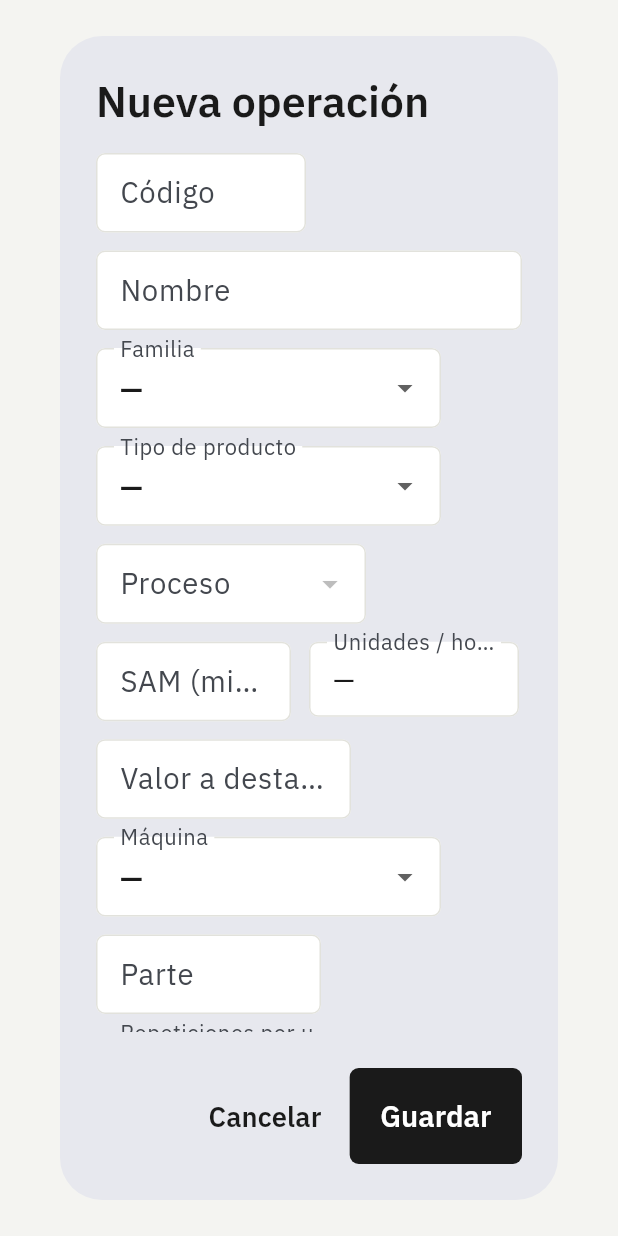
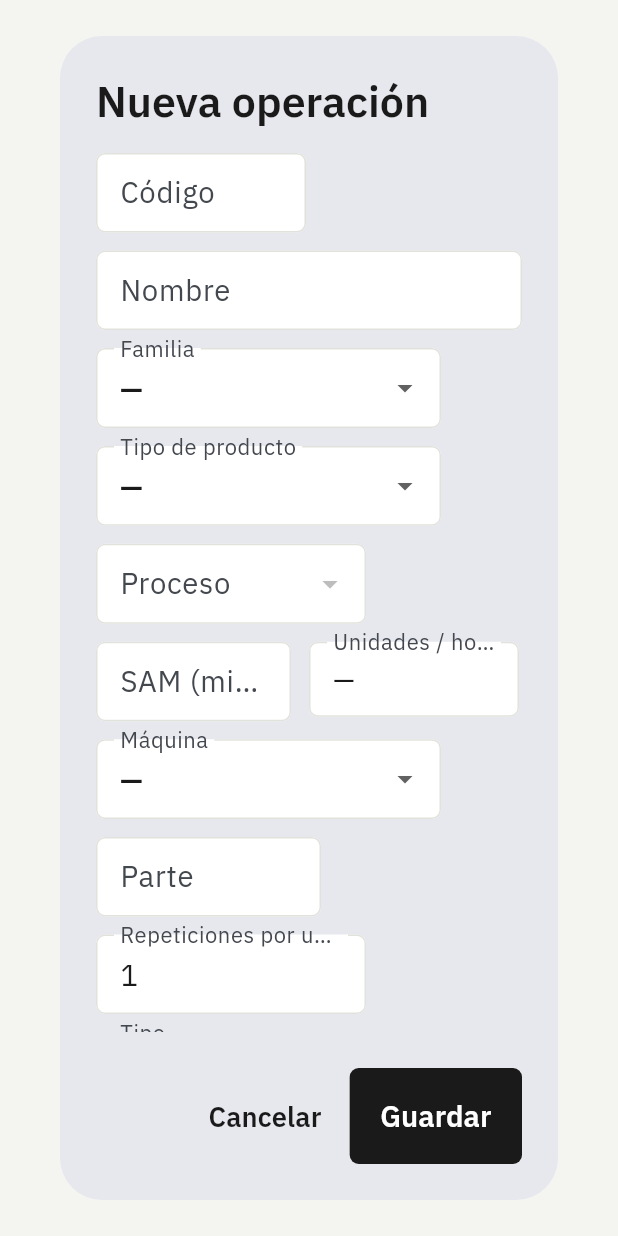
Before and after one commit to grupocdssas-png/confeccion-app, a Flutter app: the DialogoOperacion widget shown alone on an empty page, opened directly, on a phone screen of 412 x 824 dp. Run offline on Flutter 3.47's test engine with Material 3 defaults, Android fonts, the phone set to English and light mode, and no system bars; our stand-ins replace csv, drift, file_picker, flutter_riverpod, go_router, pdf and 3 more; missing offline and left inert: drift_sqlite_async, mobile_scanner, powersync; accounts and stored records are empty; generated files the repository leaves out were written again; statements that could not run were skipped.

Commit message:
Quitar valor a destajo de pantallas, ficha, PDF e importador; propuesta de plantilla de OP activas
Co-Authored-By: Claude Opus 5.5 <noreply@anthropic.com>
Claude-Session: https://claude.ai/code/session_014KUAEyU3qPgLBb7AcwV8eA

```diff
--- a/app/lib/core/importacion/lector_tablas.dart
+++ b/app/lib/core/importacion/lector_tablas.dart
@@ -148,7 +148,6 @@ const _camposSammu = [
   CampoImportacion('maquina', 'Máquina / sitio de trabajo', ['sitio de trabajo', 'maquina', 'tipo maquina', 'equipo', 'cod maquina', 'sitio']),
   CampoImportacion('proceso', 'Proceso', ['proceso', 'area', 'seccion']),
   CampoImportacion('repeticiones', 'Repeticiones', ['repeticiones', 'rep', 'veces', 'frecuencia'], numero: true),
-  CampoImportacion('valor_destajo', 'Valor a destajo', ['precio', 'valor', 'valor destajo', 'tarifa', 'valor unidad', 'destajo'], numero: true),
   CampoImportacion('revision', 'Es operación de revisión', ['es operacion de revision', 'revision', 'es revision']),
   CampoImportacion('sam_reproceso', 'SAM de reproceso', ['sam de reproceso', 'sam reproceso'], numero: true),
   CampoImportacion('unidades_marcacion', 'Unidades al marcar', ['unidades al marcar', 'unidades por marcacion', 'unidades marcar'], numero: true),
--- a/app/lib/features/fichas/datos_ficha.dart
+++ b/app/lib/features/fichas/datos_ficha.dart
@@ -14,7 +14,7 @@ final fichaProvider = FutureProvider.autoDispose.family<Map<String, dynamic>, St
         'ficha_medidas(*, ficha_medida_tallas(*)), '
         'ficha_bom(*, ficha_bom_consumos(*), materiales(codigo, nombre, unidad, tipo, costo_estandar, maneja_color)), '
         'ficha_artes(*), ficha_ruta(*), '
-        'ficha_operaciones(*, operaciones(codigo, nombre, sam, valor_destajo), tipos_maquina(codigo, nombre)), '
+        'ficha_operaciones(*, operaciones(codigo, nombre, sam), tipos_maquina(codigo, nombre)), '
         'ficha_costo_estandar(*), ficha_aprobaciones(*, perfiles:usuario_id(nombre))')
     .eq('id', id)
     .single());
--- a/app/lib/features/fichas/ficha_pdf.dart
+++ b/app/lib/features/fichas/ficha_pdf.dart
@@ -136,11 +136,11 @@ Future<Uint8List> generarFichaPdf(Map<String, dynamic> f, {bool conImagenes = tr
       pw.Text([for (final x in ordenar(f['ficha_ruta'])) '${x['orden']}. ${x['proceso']}${x['modalidad'] != 'interno' ? ' (${x['modalidad']})' : ''}'].join('   →   '),
           style: const pw.TextStyle(fontSize: 9)),
       titulo('Secuencia de operaciones'),
-      tabla(['Sec.', 'Código', 'Operación', 'Proceso', 'Parte', 'SAM', 'Und/h', 'Rep.', 'Máquina', 'Valor'], [
+      tabla(['Sec.', 'Código', 'Operación', 'Proceso', 'Parte', 'SAM', 'Und/h', 'Rep.', 'Máquina'], [
         for (final o in ops)
           ['${o['secuencia']}', '${o['operaciones']?['codigo']}', '${o['operaciones']?['nombre']}${o['es_contadora'] == true ? ' ★' : ''}', '${o['proceso']}',
            '${nombreParte[o['parte_id']] ?? ''}', n(o['sam'], 3), n(60 / (o['sam'] as num), 1), n(o['repeticiones'], 0),
-           '${o['tipos_maquina']?['codigo'] ?? ''}', Formato.cop(o['valor_destajo'])],
+           '${o['tipos_maquina']?['codigo'] ?? ''}'],
       ]),
       pw.Text('★ operación contadora', style: const pw.TextStyle(fontSize: 7)),
       if (costos.isNotEmpty) ...[
--- a/app/lib/features/fichas/pasos_ruta_costo.dart
+++ b/app/lib/features/fichas/pasos_ruta_costo.dart
@@ -27,7 +27,6 @@ class PasoRuta extends ConsumerWidget {
     final ops = ordenar(f['ficha_operaciones'], 'secuencia');
     final partes = ordenar(f['ficha_partes']);
     final samTotal = ops.where((o) => o['agrega_minutos_sam'] == true).fold<double>(0, (a, o) => a + (o['sam'] as num) * (o['repeticiones'] as num));
-    final valorTotal = ops.fold<double>(0, (a, o) => a + (o['valor_destajo'] as num) * (o['repeticiones'] as num));
     Future<void> setRuta(String proceso, Map<String, dynamic> d) =>
         cambiar(context, ref, f['id'], () => db.from('ficha_ruta').update(d).eq('ficha_id', f['id']).eq('proceso', proceso));
 
@@ -77,7 +76,7 @@ class PasoRuta extends ConsumerWidget {
       ),
       const SizedBox(height: 16),
       Tarjeta(
-        titulo: 'Secuencia de operaciones · SAM total ${Formato.numero(samTotal, decimales: 3)} min · destajo ${Formato.cop(valorTotal)} por prenda',
+        titulo: 'Secuencia de operaciones · SAM total ${Formato.numero(samTotal, decimales: 3)} min',
         accion: editable
             ? Wrap(spacing: 8, children: [
                 OutlinedButton.icon(onPressed: () => importarSecuenciaSammu(context, ref, f), icon: const Icon(Icons.upload_file), label: const Text('Importar de SAMMU')),
@@ -93,7 +92,7 @@ class PasoRuta extends ConsumerWidget {
             columns: const [
               DataColumn(label: Text('Sec.'), numeric: true), DataColumn(label: Text('Código')), DataColumn(label: Text('Operación')),
               DataColumn(label: Text('Proceso')), DataColumn(label: Text('Parte')), DataColumn(label: Text('SAM'), numeric: true),
-              DataColumn(label: Text('Und/h'), numeric: true), DataColumn(label: Text('Valor'), numeric: true), DataColumn(label: Text('Máquina')),
+              DataColumn(label: Text('Und/h'), numeric: true), DataColumn(label: Text('Máquina')),
               DataColumn(label: Text('Rep.'), numeric: true), DataColumn(label: Text('Contadora')), DataColumn(label: Text('')),
             ],
             rows: [
@@ -117,8 +116,6 @@ class PasoRuta extends ConsumerWidget {
                   DataCell(CampoGuardable(ancho: 78, numerico: true, alinearDerecha: true, habilitado: editable, valor: numTxt(o['sam']),
                       onGuardar: (v) => cambiar(context, ref, f['id'], () => db.from('ficha_operaciones').update({'sam': numeroCo(v)}).eq('id', o['id'])))),
                   DataCell(Text(Formato.numero(60 / (o['sam'] as num), decimales: 1))),
-                  DataCell(CampoGuardable(ancho: 84, numerico: true, alinearDerecha: true, habilitado: editable, valor: numTxt(o['valor_destajo']),
-                      onGuardar: (v) => cambiar(context, ref, f['id'], () => db.from('ficha_operaciones').update({'valor_destajo': numeroCo(v) ?? 0}).eq('id', o['id'])))),
                   DataCell(Text('${o['tipos_maquina']?['codigo'] ?? '—'}', style: estiloCodigo(12.5, peso: FontWeight.w400))),
                   DataCell(CampoGuardable(ancho: 56, numerico: true, alinearDerecha: true, habilitado: editable, valor: numTxt(o['repeticiones']),
                       onGuardar: (v) => cambiar(context, ref, f['id'], () => db.from('ficha_operaciones').update({'repeticiones': numeroCo(v) ?? 1}).eq('id', o['id'])))),
@@ -179,7 +176,7 @@ class PasoRuta extends ConsumerWidget {
                       value: ya.contains(o['id']) || sel.contains(o['id']),
                       onChanged: ya.contains(o['id']) ? null : (v) => set(() => v! ? sel.add(o['id']) : sel.remove(o['id'])),
                       title: Text('${o['codigo']} · ${o['nombre']}'),
-                      subtitle: Text('SAM ${Formato.numero(o['sam'], decimales: 3)} · ${Formato.cop(o['valor_destajo'])} · ${o['tipos_maquina']?['codigo'] ?? '—'} · ${o['proceso']}'
+                      subtitle: Text('SAM ${Formato.numero(o['sam'], decimales: 3)} · ${o['tipos_maquina']?['codigo'] ?? '—'} · ${o['proceso']}'
                           '${ya.contains(o['id']) ? ' · ya agregada' : ''}'),
                     ),
                 ])),
--- a/app/lib/features/operaciones/pantalla_operaciones.dart
+++ b/app/lib/features/operaciones/pantalla_operaciones.dart
@@ -24,7 +24,7 @@ final catalogoDisenoProvider = FutureProvider((ref) async {
   return (familias: r[0], tipos: r[1], maquinas: r[2], procesos: r[3]);
 });
 
-/// Lista maestra de operaciones (SAM, unidades/hora, valor a destajo, máquina…).
+/// Lista maestra de operaciones (SAM, unidades/hora, máquina…). La planta no paga a destajo: no se maneja valor por operación.
 class PantallaOperaciones extends ConsumerStatefulWidget {
   const PantallaOperaciones({super.key});
   @override
@@ -79,7 +79,7 @@ class _PantallaOperacionesState extends ConsumerState<PantallaOperaciones> {
           return Tarjeta(
             padding: EdgeInsets.zero,
             child: Tabla(
-              columnas: const ['Código', 'Operación', 'Familia / tipo', 'Proceso', 'SAM', 'Und/h', 'Valor', 'Máquina', 'Parte', 'Rep.', '', ''],
+              columnas: const ['Código', 'Operación', 'Familia / tipo', 'Proceso', 'SAM', 'Und/h', 'Máquina', 'Parte', 'Rep.', '', ''],
               numericas: const {4, 5, 6, 9},
               vacio: 'No hay operaciones. Créelas o impórtelas desde SAMMU.',
               filas: [
@@ -97,7 +97,6 @@ class _PantallaOperacionesState extends ConsumerState<PantallaOperaciones> {
                     DataCell(Pastilla(Colores.nombreProceso(o['proceso']), color: Colores.deProceso(o['proceso']))),
                     DataCell(Text(Formato.numero(o['sam'], decimales: 3), style: const TextStyle(fontWeight: FontWeight.w600))),
                     DataCell(Text(Formato.numero(o['unidades_hora'], decimales: 1))),
-                    DataCell(Text(Formato.cop(o['valor_destajo']))),
                     DataCell(Text('${o['tipos_maquina']?['codigo'] ?? '—'}', style: estiloCodigo(12.5, peso: FontWeight.w400))),
                     DataCell(Text('${o['parte'] ?? '—'}')),
                     DataCell(Text(Formato.numero(o['repeticiones'], decimales: (o['repeticiones'] as num) % 1 == 0 ? 0 : 2))),
@@ -127,15 +126,13 @@ class _DialogoHistorial extends StatelessWidget {
             builder: (_, s) => !s.hasData
                 ? const LinearProgressIndicator()
                 : Tabla(
-                    columnas: const ['Fecha', 'SAM', 'Valor', 'Origen', 'Usuario'],
+                    columnas: const ['Fecha', 'SAM', 'Origen', 'Usuario'],
                     filas: [
                       for (final h in s.data!)
                         DataRow(cells: [
                           DataCell(Text(Formato.fechaHora(DateTime.parse(h['fecha'])))),
                           DataCell(Text(h['sam_anterior'] == null ? Formato.numero(h['sam_nuevo'], decimales: 3)
                               : '${Formato.numero(h['sam_anterior'], decimales: 3)} → ${Formato.numero(h['sam_nuevo'], decimales: 3)}')),
-                          DataCell(Text(h['valor_anterior'] == null ? Formato.cop(h['valor_nuevo'])
-                              : '${Formato.cop(h['valor_anterior'])} → ${Formato.cop(h['valor_nuevo'])}')),
                           DataCell(Text(const {'creacion': 'Creación', 'manual': 'Manual', 'importacion': 'Importación', 'estudio': 'Estudio de tiempos'}[h['origen']] ?? '${h['origen']}')),
                           DataCell(Text('${h['perfiles']?['nombre'] ?? 'Sistema'}')),
                         ]),
@@ -157,7 +154,7 @@ class DialogoOperacion extends ConsumerStatefulWidget {
 class _DialogoOperacionState extends ConsumerState<DialogoOperacion> {
   late final o = widget.operacion;
   late final _c = {
-    for (final k in ['codigo', 'nombre', 'sam', 'valor_destajo', 'parte', 'repeticiones', 'sam_reproceso', 'unidades_marcacion'])
+    for (final k in ['codigo', 'nombre', 'sam', 'parte', 'repeticiones', 'sam_reproceso', 'unidades_marcacion'])
       k: TextEditingController(text: o?[k] == null ? (k == 'repeticiones' ? '1' : '') : '${o![k]}'.replaceAll('.', ',')),
   };
   late String? _familia = o?['familia_id'], _tipo = o?['tipo_producto_id'], _maquina = o?['tipo_maquina_id'];
@@ -192,7 +189,6 @@ class _DialogoOperacionState extends ConsumerState<DialogoOperacion> {
             t('sam', 'SAM (minutos)', 130),
             SizedBox(width: 140, child: InputDecorator(decoration: const InputDecoration(labelText: 'Unidades / hora', isDense: true),
                 child: Text(sam == null || sam <= 0 ? '—' : Formato.numero(60 / sam, decimales: 1)))),
-            t('valor_destajo', 'Valor a destajo (COP)', 170),
             dd('Máquina', _maquina, cat.maquinas, (i) => '${i['codigo']} · ${i['nombre']}', (x) => _maquina = x, 230),
             t('parte', 'Parte', 150),
             t('repeticiones', 'Repeticiones por unidad', 180),
@@ -227,7 +223,7 @@ class _DialogoOperacionState extends ConsumerState<DialogoOperacion> {
     final d = {
       'codigo': _c['codigo']!.text.trim().toUpperCase(), 'nombre': _c['nombre']!.text.trim(),
       'familia_id': _familia, 'tipo_producto_id': _tipo, 'proceso': _proceso, 'sam': numeroCo(_c['sam']!.text),
-      'valor_destajo': numeroCo(_c['valor_destajo']!.text) ?? 0, 'tipo_maquina_id': _maquina,
+      'tipo_maquina_id': _maquina,
       'parte': _c['parte']!.text.trim().isEmpty ? null : _c['parte']!.text.trim(),
       'repeticiones': numeroCo(_c['repeticiones']!.text) ?? 1, 'tipo': _tipoOp,
       'restrictiva': _restrictiva, 'agrega_minutos_sam': _suma, 'activo': _activo,
--- /dev/null
+++ b/herramientas/plantillas_importacion/op_activas_ejemplo.csv
@@ -0,0 +1,5 @@
+OP;Referencia;Color;Talla;Cantidad;Fecha entrega;Proceso actual;Cantidad terminada en el proceso;Pedido / cliente;Observación
+OP-EJ-1001;CAM-001;N;S;20;2026-11-28;confeccion;12;Cliente Mayorista (EJEMPLO);EJEMPLO
+OP-EJ-1001;CAM-001;N;M;40;2026-11-28;confeccion;25;Cliente Mayorista (EJEMPLO);EJEMPLO
+OP-EJ-1001;CAM-001;GJ;M;20;2026-11-28;confeccion;0;Cliente Mayorista (EJEMPLO);EJEMPLO
+OP-EJ-1002;CAM-001;N;L;30;2026-12-05;corte;0;;EJEMPLO
```
Also changed, not shown: 3 other files.
